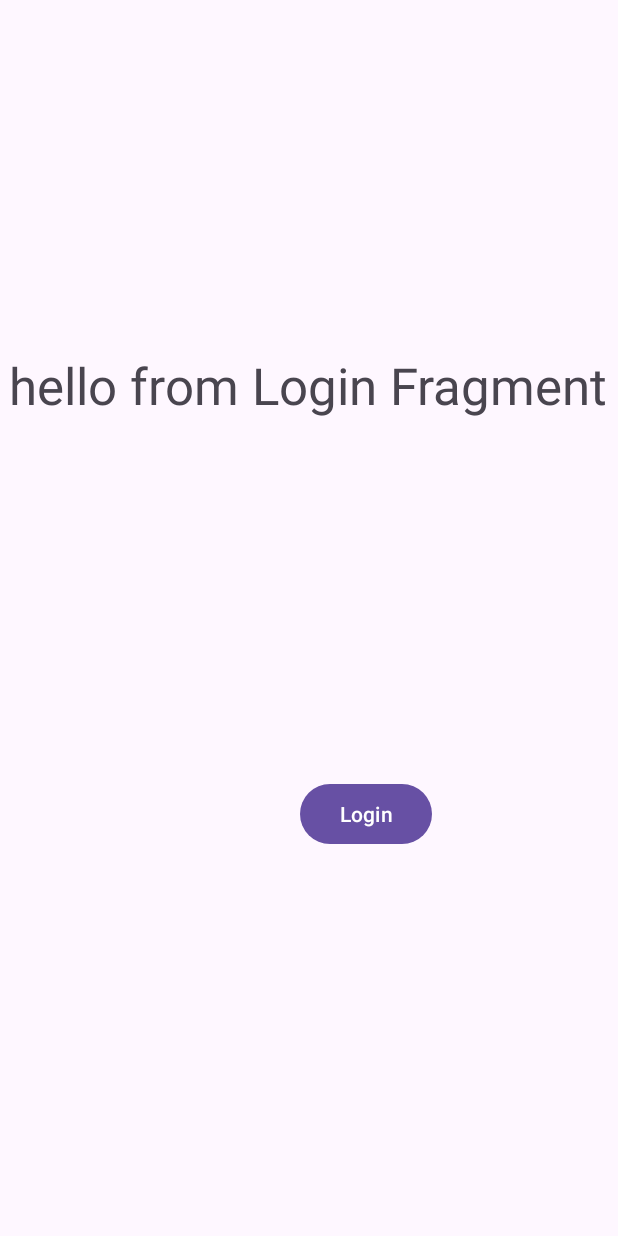
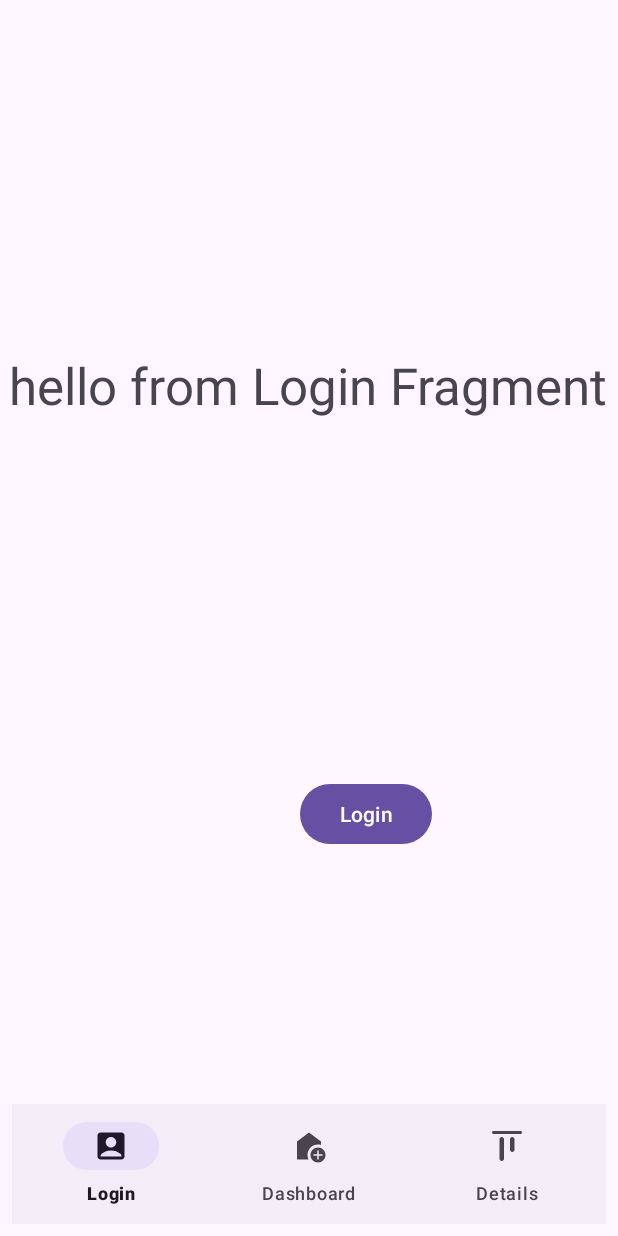
Before and after one commit to aymanibaida/nit3213h2b3, an Android app: the screen it shows after launch (MainActivity), on a phone screen of 412 x 824 dp. Run offline under Robolectric (Android 15) with nearby library versions, the phone set to English and light mode, and no system bars; our stand-ins replace navigation-ui.

Commit message:
L4 button navigationbar implemented

```diff
--- a/app/src/main/java/com/example/mynit32132b3/UI/MainActivity.kt
+++ b/app/src/main/java/com/example/mynit32132b3/UI/MainActivity.kt
@@ -5,10 +5,16 @@ import android.util.Log
 import android.widget.TextView
 import androidx.activity.enableEdgeToEdge
 import androidx.appcompat.app.AppCompatActivity
+import androidx.navigation.NavController
+import androidx.navigation.fragment.NavHostFragment
+import androidx.navigation.ui.setupWithNavController
 import com.example.mynit32132b3.R
 import com.example.mynit32132b3.viewModels.MainActivityViewModel
+import com.google.android.material.bottomnavigation.BottomNavigationView
 
 class MainActivity : AppCompatActivity() {
+    private lateinit var bottomNavBar: BottomNavigationView
+    private lateinit var navController: NavController
 
     val viewmodel= MainActivityViewModel()
     override fun onCreate(savedInstanceState: Bundle?) {
@@ -19,8 +25,31 @@ class MainActivity : AppCompatActivity() {
         Log.d("MyApplication", "hello from main activity")
         viewmodel.loadData()
 
+        val navHostFragment =
+            supportFragmentManager.findFragmentById(R.id.fragmentContainerView) as NavHostFragment
+        navController = navHostFragment.navController
+        bottomNavBar = findViewById(R.id.buttomnavbar)
+
+        bottomNavBar.setOnApplyWindowInsetsListener(null)
+        bottomNavBar.setupWithNavController(navController)
+        setupnavigation()
     }
 
+    fun setupnavigation(){
+        bottomNavBar.setOnItemSelectedListener { item ->
+            if (item.itemId != bottomNavBar.selectedItemId) {
+                navController.popBackStack(item.itemId, inclusive = false)
+                val fragmentId = when (item.itemId) {
+                    R.id.LoginItemMenu -> R.id.loginFragment
+                    R.id.DashboardItemMenu -> R.id.dashboardFragment
+                    R.id.DetailsItemMenu -> R.id.detailsFragment
+                    else -> R.id.loginFragment
+                }
+                navController.navigate(fragmentId)
+            }
+                true
+            }
 
+            }
 
-}
+        }
--- /dev/null
+++ b/app/src/main/res/drawable/dashboard_icon.xml
@@ -0,0 +1,7 @@
+<vector xmlns:android="http://schemas.android.com/apk/res/android" android:height="24dp" android:tint="#000000" android:viewportHeight="24" android:viewportWidth="24" android:width="24dp">
+
+    <path android:fillColor="@android:color/white" android:pathData="M18,11c0.7,0 1.37,0.1 2,0.29V9l-8,-6L4,9v12h7.68C11.25,20.09 11,19.08 11,18C11,14.13 14.13,11 18,11z"/>
+
+    <path android:fillColor="@android:color/white" android:pathData="M18,13c-2.76,0 -5,2.24 -5,5s2.24,5 5,5s5,-2.24 5,-5S20.76,13 18,13zM21,18.5h-2.5V21h-1v-2.5H15v-1h2.5V15h1v2.5H21V18.5z"/>
+
+</vector>
--- /dev/null
+++ b/app/src/main/res/drawable/details_icon.xml
@@ -0,0 +1,5 @@
+<vector xmlns:android="http://schemas.android.com/apk/res/android" android:height="24dp" android:tint="#000000" android:viewportHeight="24" android:viewportWidth="24" android:width="24dp">
+
+    <path android:fillColor="@android:color/white" android:pathData="M22,3L22,3c0,0.55 -0.45,1 -1,1H3C2.45,4 2,3.55 2,3v0c0,-0.55 0.45,-1 1,-1h18C21.55,2 22,2.45 22,3zM8.5,22L8.5,22c0.83,0 1.5,-0.67 1.5,-1.5v-13C10,6.67 9.33,6 8.5,6h0C7.67,6 7,6.67 7,7.5v13C7,21.33 7.67,22 8.5,22zM15.5,16L15.5,16c0.83,0 1.5,-0.67 1.5,-1.5v-7C17,6.67 16.33,6 15.5,6h0C14.67,6 14,6.67 14,7.5v7C14,15.33 14.67,16 15.5,16z"/>
+
+</vector>
--- /dev/null
+++ b/app/src/main/res/drawable/login_icon.xml
@@ -0,0 +1,5 @@
+<vector xmlns:android="http://schemas.android.com/apk/res/android" android:height="24dp" android:tint="#000000" android:viewportHeight="24" android:viewportWidth="24" android:width="24dp">
+
+    <path android:fillColor="@android:color/white" android:pathData="M19,3H5C3.9,3 3,3.9 3,5v14c0,1.1 0.9,2 2,2h14c1.1,0 2,-0.9 2,-2V5C21,3.9 20.1,3 19,3zM12,6c1.93,0 3.5,1.57 3.5,3.5c0,1.93 -1.57,3.5 -3.5,3.5s-3.5,-1.57 -3.5,-3.5C8.5,7.57 10.07,6 12,6zM19,19H5v-0.23c0,-0.62 0.28,-1.2 0.76,-1.58C7.47,15.82 9.64,15 12,15s4.53,0.82 6.24,2.19c0.48,0.38 0.76,0.97 0.76,1.58V19z"/>
+
+</vector>
--- a/app/src/main/res/layout/activity_main.xml
+++ b/app/src/main/res/layout/activity_main.xml
@@ -19,4 +19,16 @@
         app:layout_constraintStart_toStartOf="parent"
         app:layout_constraintTop_toTopOf="parent"
         app:navGraph="@navigation/nav_graph" />
+
+    <com.google.android.material.bottomnavigation.BottomNavigationView
+        android:id="@+id/buttomnavbar"
+        android:layout_width="match_parent"
+        android:layout_height="wrap_content"
+        android:layout_marginStart="8dp"
+        android:layout_marginEnd="8dp"
+        android:layout_marginBottom="8dp"
+        app:menu="@menu/navbarmenu"
+        app:layout_constraintBottom_toBottomOf="parent"
+        app:layout_constraintEnd_toEndOf="parent"
+        app:layout_constraintStart_toStartOf="parent" />
 </androidx.constraintlayout.widget.ConstraintLayout>
--- /dev/null
+++ b/app/src/main/res/menu/navbarmenu.xml
@@ -0,0 +1,17 @@
+<?xml version="1.0" encoding="utf-8"?>
+<menu xmlns:app="http://schemas.android.com/apk/res-auto"
+    xmlns:android="http://schemas.android.com/apk/res/android">
+
+    <item
+        android:id="@+id/LoginItemMenu"
+        android:icon="@drawable/login_icon"
+        android:title="Login" />
+    <item
+        android:id="@+id/DashboardItemMenu"
+        android:icon="@drawable/dashboard_icon"
+        android:title="Dashboard" />
+    <item
+        android:id="@+id/DetailsItemMenu"
+        android:icon="@drawable/details_icon"
+        android:title="Details" />
+</menu>
```
